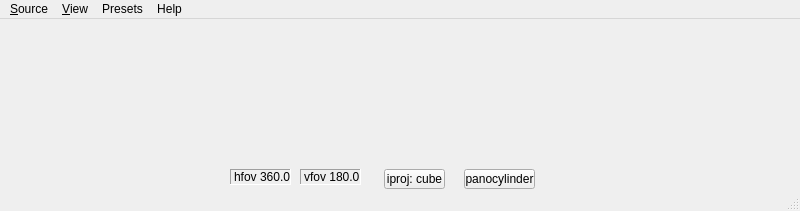
The window that ui/mainwindow.ui (lazarus-pkgs/panini) describes before a commit, drawn with Qt 5.
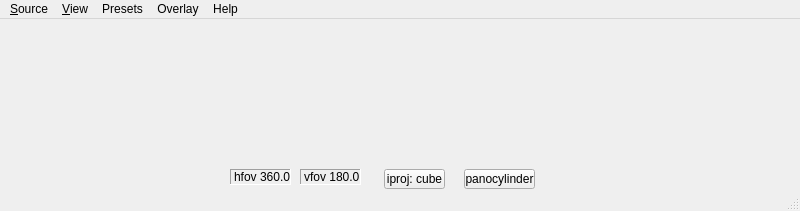
The same window after the commit. Icons and pictures are not drawn.

```diff
--- a/ui/mainwindow.ui
+++ b/ui/mainwindow.ui
@@ -165,10 +165,21 @@
     <addaction name="action90_deg_CW"/>
     <addaction name="actionReset_turn"/>
     <addaction name="actionCube_limit"/>
+    <addaction name="actionRecenter_mode"/>
+   </widget>
+   <widget class="QMenu" name="menuOverlay">
+    <property name="title">
+     <string>Overlay</string>
+    </property>
+    <addaction name="actionLoad_overlay"/>
+    <addaction name="actionRemove"/>
+    <addaction name="actionShow_Hide"/>
+    <addaction name="actionFade"/>
    </widget>
    <addaction name="menuLoad"/>
    <addaction name="menu_View"/>
    <addaction name="menuPresets"/>
+   <addaction name="menuOverlay"/>
    <addaction name="menuHelp"/>
   </widget>
   <widget class="QStatusBar" name="statusbar"/>
```
Left out of the diff: 92 changed lines with no effect on the pictures.
